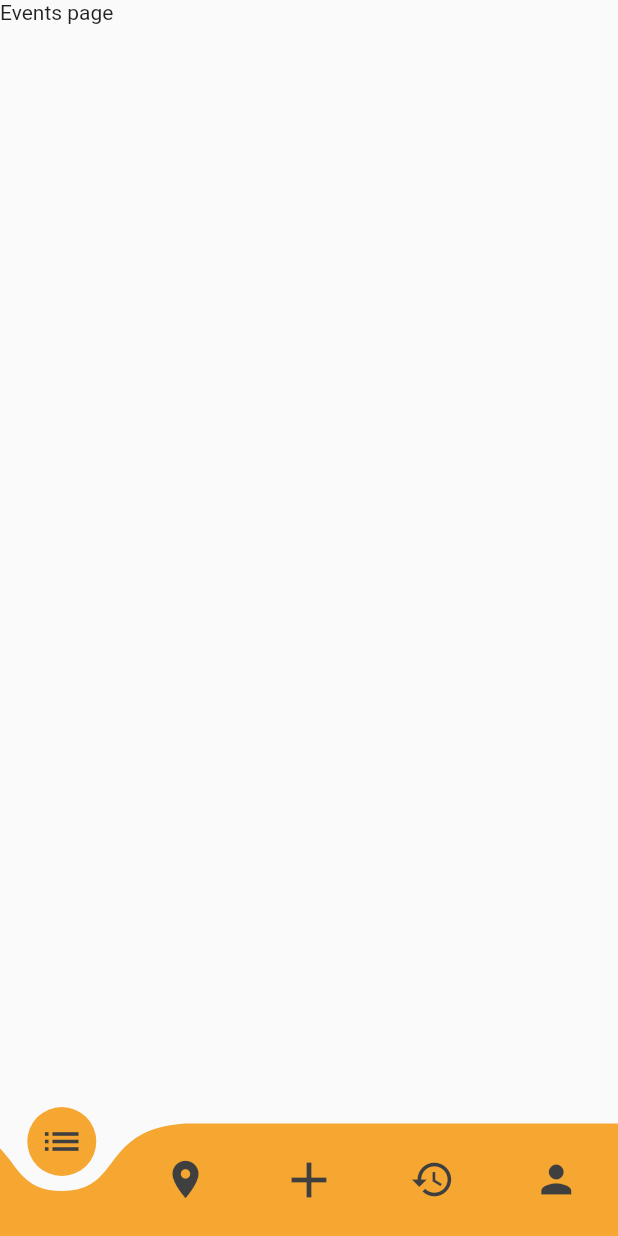
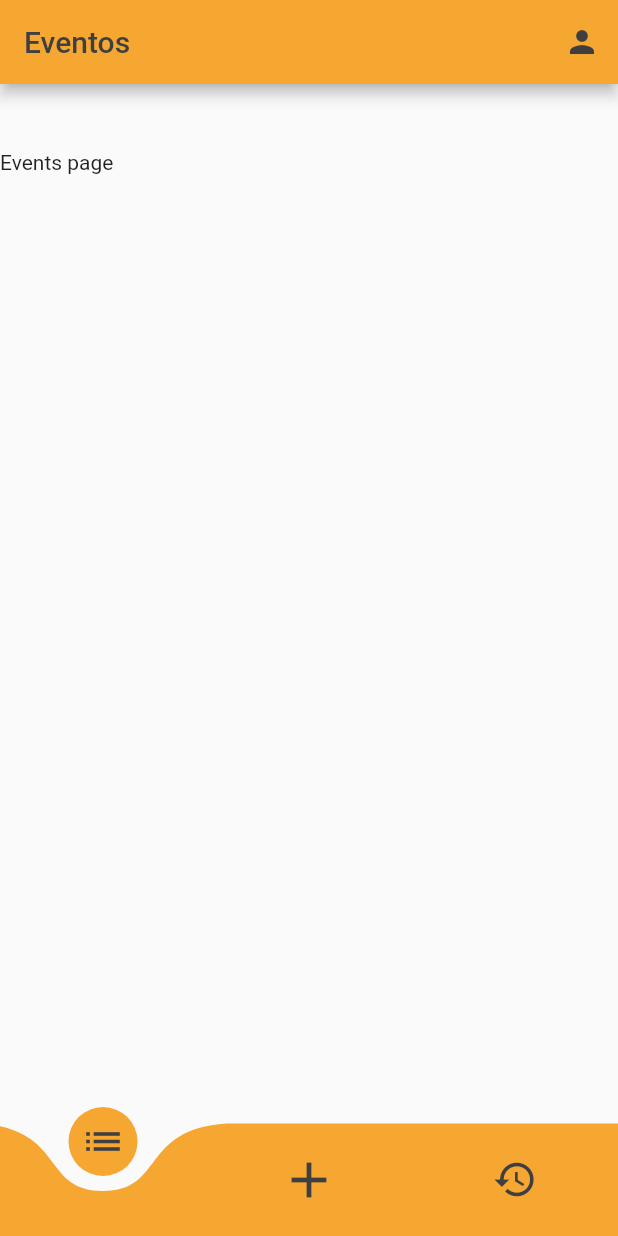
Before and after one commit to GuisCordeiro/find_n_walk, a Flutter app: the BottomFNBar screen opened directly, on a phone screen of 412 x 824 dp. Run offline on Flutter 3.47's test engine with Material 2 defaults, Android fonts, the light colour scheme and no system bars; drawn by our look-alikes of curved_navigation_bar.

Commit message:
Fiz a estrutura das páginas do app

```diff
--- /dev/null
+++ b/findnwalk/lib/components/appBar.dart
@@ -0,0 +1,48 @@
+import 'package:findnwalk/components/colors.dart';
+import 'package:flutter/material.dart';
+
+/*
+  Appbar do aplicativo, declarar com as seguinte sintaxe:
+  appBar: PreferredSize(
+        preferredSize: const Size.fromHeight(100),
+        child: FNAppBar('Nome da página', Icon(Icons.iconeDesejado),PaginaDeDestinoDoIcone(),true or false <--- serve para decidir se terá ou não arrowback))
+      )
+*/
+
+
+class FNAppBar extends StatelessWidget {
+
+  @override
+  String pageName;
+  Icon icon;
+  Widget page;
+  bool arrow;
+  FNAppBar(this.pageName, this.icon, this.page, this.arrow);
+  Widget build(BuildContext context) {
+    return Scaffold(
+      appBar: AppBar(
+        automaticallyImplyLeading: arrow,
+        title: Text(
+          '$pageName',
+          style: TextStyle(
+            color: AppColors.black
+          ),
+        ),
+        actions: <Widget>[
+          IconButton(
+            color: AppColors.black,
+            icon: icon,
+            onPressed: (){
+              Navigator.push(
+                context,
+                MaterialPageRoute(
+                  builder: (context) => page,
+                )
+              );
+            },
+          )
+        ],
+      ),
+    );
+  }
+}
--- a/findnwalk/lib/controller/bottomNavigationBar.dart
+++ b/findnwalk/lib/controller/bottomNavigationBar.dart
@@ -3,7 +3,6 @@ import 'package:findnwalk/components/colors.dart';
 import 'package:findnwalk/pages/eventsPage.dart';
 import 'package:findnwalk/pages/historyPage.dart';
 import 'package:findnwalk/pages/homePage.dart';
-import 'package:findnwalk/pages/perfilPage.dart';
 import 'package:flutter/material.dart';
 
 class BottomFNBar extends StatefulWidget {
@@ -21,14 +20,13 @@ class _BottomFNBarState extends State<BottomFNBar> {
   @override
   Widget build(BuildContext context) {
     return Scaffold(
-      body: PageView(
+      body: SafeArea(
+        child: PageView(
           controller: pageController,
           children: [
             EventsPage(),
             HomePage(),
-          HomePage(),
             HistoryPage(),
-          PerfilPage(),
           ],
           onPageChanged: (index){
             setState(() {
@@ -36,22 +34,22 @@ class _BottomFNBarState extends State<BottomFNBar> {
             });
           },
         ),
+      ),
       bottomNavigationBar: CurvedNavigationBar(
         index: listIndex,
         backgroundColor: AppColors.transparent,
         color: AppColors.orange,
         items: const <Widget>[
           Icon(Icons.list, size: 30, color: AppColors.black,),
-          Icon(Icons.place, size: 30, color: AppColors.black,),
           Icon(Icons.add, size: 40, color: AppColors.black,),
           Icon(Icons.history, size: 30, color: AppColors.black,),
-          Icon(Icons.person, size: 30, color: AppColors.black,),
         ],
         onTap: (index){
           setState(() {
             listIndex = index;
           });
           pageController.jumpToPage(listIndex);
+          pageController.animateToPage(listIndex, duration: Duration(microseconds: 800), curve: Curves.easeInOut);
         },
       ),
     );
--- a/findnwalk/lib/pages/eventsPage.dart
+++ b/findnwalk/lib/pages/eventsPage.dart
@@ -1,4 +1,5 @@
-import 'package:findnwalk/controller/bottomNavigationBar.dart';
+import 'package:findnwalk/components/appBar.dart';
+import 'package:findnwalk/pages/perfilPage.dart';
 import 'package:flutter/material.dart';
 
 class EventsPage extends StatefulWidget {
@@ -13,12 +14,14 @@ class _EventsPageState extends State<EventsPage> {
   @override
   Widget build(BuildContext context) {
     return Scaffold(
-      body: SafeArea(
-        child: ListView(
-          children: [
-            Text('Events page')
-        ],
-        ),
+      appBar: PreferredSize(
+        preferredSize: const Size.fromHeight(100),
+        child: FNAppBar('Eventos', Icon(Icons.person), PerfilPage(),false)
+      ),
+      body: ListView(
+        children: [
+          Text('Events page')
+      ],
       ),
     );
   }
```
Also changed, not shown: findnwalk/lib/pages/historyPage.dart (+10 -6 lines), findnwalk/lib/pages/homePage.dart (+4 -8 lines), findnwalk/lib/pages/perfilPage.dart (+7 -2 lines), findnwalk/lib/pages/settingsPage.dart (added, +35 -0 lines). Lines whose indentation alone changed are shown as unchanged.
